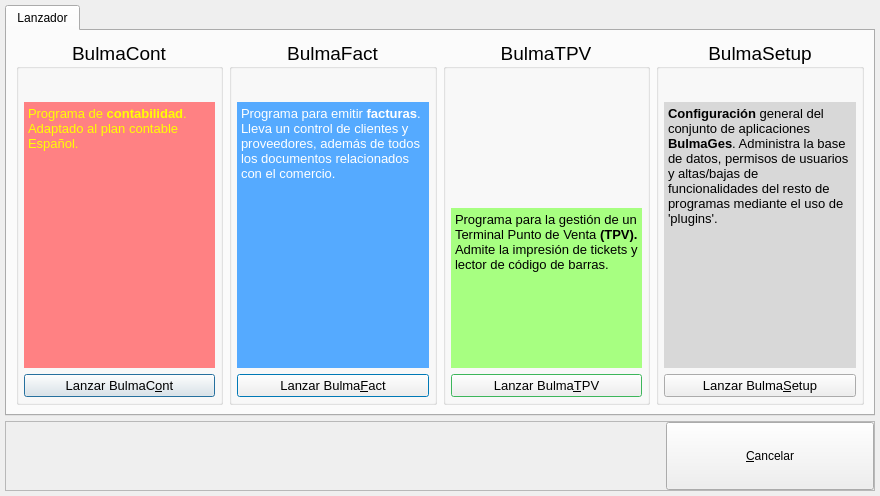
Old version of the form bulmages/bulmages/src/bgbulmagesbase.ui in the repository eboladev/Bulmages-1.
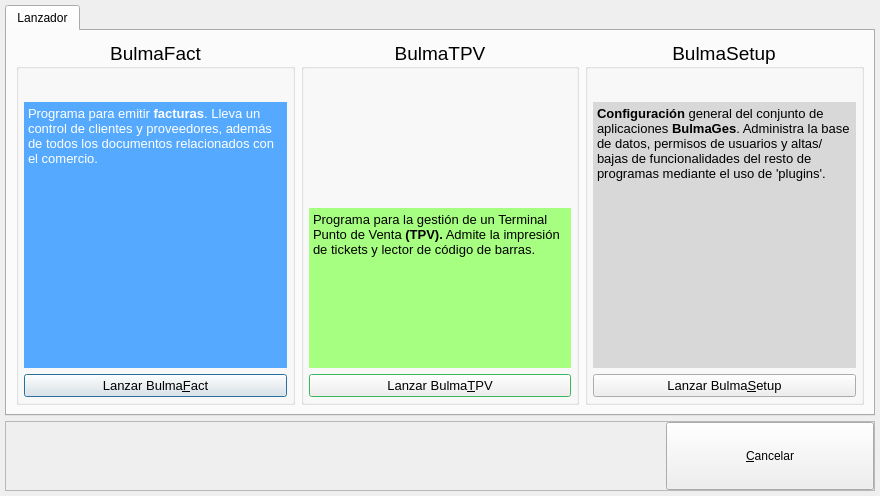
New version of the form. Icons and pictures are not drawn.

What changed in the file:
```diff
--- a/bulmages/bulmages/src/bgbulmagesbase.ui
+++ b/bulmages/bulmages/src/bgbulmagesbase.ui
@@ -43,211 +43,6 @@
        <string>Lanzador</string>
       </attribute>
       <layout class="QHBoxLayout" name="horizontalLayout">
-       <item>
-        <widget class="QGroupBox" name="group_bulmacont">
-         <property name="palette">
-          <palette>
-           <active>
-            <colorrole role="Base">
-             <brush brushstyle="SolidPattern">
-              <color alpha="255">
-               <red>255</red>
-               <green>255</green>
-               <blue>255</blue>
-              </color>
-             </brush>
-            </colorrole>
-            <colorrole role="Window">
-             <brush brushstyle="SolidPattern">
-              <color alpha="255">
-               <red>255</red>
-               <green>0</green>
-               <blue>0</blue>
-              </color>
-             </brush>
-            </colorrole>
-           </active>
-           <inactive>
-            <colorrole role="Base">
-             <brush brushstyle="SolidPattern">
-              <color alpha="255">
-               <red>255</red>
-               <green>255</green>
-               <blue>255</blue>
-              </color>
-             </brush>
-            </colorrole>
-            <colorrole role="Window">
-             <brush brushstyle="SolidPattern">
-              <color alpha="255">
-               <red>255</red>
-               <green>0</green>
-               <blue>0</blue>
-              </color>
-             </brush>
-            </colorrole>
-           </inactive>
-           <disabled>
-            <colorrole role="Base">
-             <brush brushstyle="SolidPattern">
-              <color alpha="255">
-               <red>255</red>
-               <green>0</green>
-               <blue>0</blue>
-              </color>
-             </brush>
-            </colorrole>
-            <colorrole role="Window">
-             <brush brushstyle="SolidPattern">
-              <color alpha="255">
-               <red>255</red>
-               <green>0</green>
-               <blue>0</blue>
-              </color>
-             </brush>
-            </colorrole>
-           </disabled>
-          </palette>
-         </property>
-         <property name="font">
-          <font>
-           <pointsize>14</pointsize>
-          </font>
-         </property>
-         <property name="layoutDirection">
-          <enum>Qt::LeftToRight</enum>
-         </property>
-         <property name="title">
-          <string>BulmaCont</string>
-         </property>
-         <property name="alignment">
-          <set>Qt::AlignCenter</set>
-         </property>
-         <layout class="QVBoxLayout" name="verticalLayout_2">
-          <property name="margin">
-           <number>5</number>
-          </property>
-          <item>
-           <widget class="QLabel" name="label_3">
-            <property name="sizePolicy">
-             <sizepolicy hsizetype="Preferred" vsizetype="Fixed">
-              <horstretch>0</horstretch>
-              <verstretch>0</verstretch>
-             </sizepolicy>
-            </property>
-            <property name="maximumSize">
-             <size>
-              <width>152</width>
-              <height>128</height>
-             </size>
-            </property>
-            <property name="text">
-             <string/>
-            </property>
-            <property name="pixmap">
-             <pixmap resource="bgbulmages.qrc">:/images/iconbulmacont.svg</pixmap>
-            </property>
-            <property name="alignment">
-             <set>Qt::AlignCenter</set>
-            </property>
-           </widget>
-          </item>
-          <item>
-           <widget class="QTextEdit" name="mui_textbulmacont">
-            <property name="palette">
-             <palette>
-              <active>
-               <colorrole role="Text">
-                <brush brushstyle="SolidPattern">
-                 <color alpha="255">
-                  <red>255</red>
-                  <green>255</green>
-                  <blue>0</blue>
-                 </color>
-                </brush>
-               </colorrole>
-               <colorrole role="Base">
-                <brush brushstyle="SolidPattern">
-                 <color alpha="255">
-                  <red>255</red>
-                  <green>129</green>
-                  <blue>131</blue>
-                 </color>
-                </brush>
-               </colorrole>
-              </active>
-              <inactive>
-               <colorrole role="Text">
-                <brush brushstyle="SolidPattern">
-                 <color alpha="255">
-                  <red>255</red>
-                  <green>255</green>
-                  <blue>0</blue>
-                 </color>
-                </brush>
-               </colorrole>
-               <colorrole role="Base">
-                <brush brushstyle="SolidPattern">
-                 <color alpha="255">
-                  <red>255</red>
-                  <green>129</green>
-                  <blue>131</blue>
-                 </color>
-                </brush>
-               </colorrole>
-              </inactive>
-              <disabled>
-               <colorrole role="Text">
-                <brush brushstyle="SolidPattern">
-                 <color alpha="255">
-                  <red>126</red>
-                  <green>125</green>
-                  <blue>124</blue>
-                 </color>
-                </brush>
-               </colorrole>
-               <colorrole role="Base">
-                <brush brushstyle="SolidPattern">
-                 <color alpha="255">
-                  <red>255</red>
-                  <green>0</green>
-                  <blue>0</blue>
-                 </color>
-                </brush>
-               </colorrole>
-              </disabled>
-             </palette>
-            </property>
-            <property name="frameShape">
-             <enum>QFrame::NoFrame</enum>
-            </property>
-            <property name="readOnly">
-             <bool>true</bool>
-            </property>
-            <property name="html">
-             <string>&lt;!DOCTYPE HTML PUBLIC &quot;-//W3C//DTD HTML 4.0//EN&quot; &quot;http://www.w3.org/TR/REC-html40/strict.dtd&quot;&gt;
-&lt;html&gt;&lt;head&gt;&lt;meta name=&quot;qrichtext&quot; content=&quot;1&quot; /&gt;&lt;style type=&quot;text/css&quot;&gt;
-p, li { white-space: pre-wrap; }
-&lt;/style&gt;&lt;/head&gt;&lt;body style=&quot; font-family:'Sans Serif'; font-size:14pt; font-weight:400; font-style:normal;&quot;&gt;
-&lt;p style=&quot; margin-top:0px; margin-bottom:0px; margin-left:0px; margin-right:0px; -qt-block-indent:0; text-indent:0px;&quot;&gt;&lt;span style=&quot; font-size:10pt;&quot;&gt;Programa de &lt;/span&gt;&lt;span style=&quot; font-size:10pt; font-weight:600;&quot;&gt;contabilidad&lt;/span&gt;&lt;span style=&quot; font-size:10pt;&quot;&gt;. Adaptado al plan contable Español.&lt;/span&gt;&lt;/p&gt;&lt;/body&gt;&lt;/html&gt;</string>
-            </property>
-           </widget>
-          </item>
-          <item>
-           <widget class="QPushButton" name="mui_lanzabulmacont">
-            <property name="font">
-             <font>
-              <pointsize>10</pointsize>
-             </font>
-            </property>
-            <property name="text">
-             <string>Lanzar BulmaC&amp;ont</string>
-            </property>
-           </widget>
-          </item>
-         </layout>
-        </widget>
-       </item>
        <item>
         <widget class="QGroupBox" name="group_bulmafact">
          <property name="palette">
```
Left out of the diff: 16 changed lines with no effect on the pictures.
